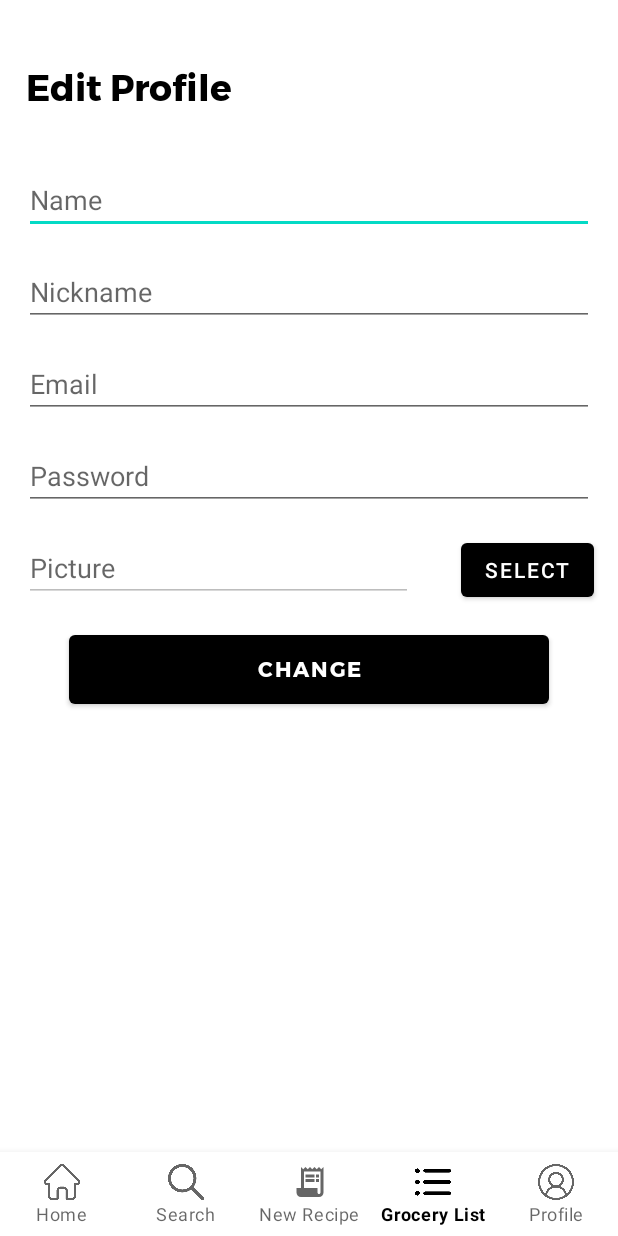
After one commit to AdinHal/Recipe-inator, an Android app: the EditProfileActivity screen opened directly, with no data from a screen before it, on a phone screen of 412 x 824 dp. The commit adds this screen. Run offline under Robolectric (Android 15) with nearby library versions, the phone set to English and light mode, and no system bars; pictures from the network do not load.

Commit message:
Added EditProfileActivity

```diff
--- a/app/src/main/AndroidManifest.xml
+++ b/app/src/main/AndroidManifest.xml
@@ -19,7 +19,7 @@
         <activity android:name=".Activities.HomeActivity"/>
         <activity android:name=".Activities.LoginActivity"/>
         <activity android:name=".Activities.RegisterActivity"/>
-        <activity android:name=".Activities.TimerActivity"/>
+        <activity android:name=".Activities.EditProfileActivity"/>
         <activity android:name=".MainActivity">
             <intent-filter>
                 <action android:name="android.intent.action.MAIN" />
--- /dev/null
+++ b/app/src/main/java/com/example/recipeinator/Activities/EditProfileActivity.java
@@ -0,0 +1,55 @@
+package com.example.recipeinator.Activities;
+
+import android.content.Intent;
+import android.net.Uri;
+import android.os.Bundle;
+import android.widget.Button;
+import android.widget.EditText;
+import android.widget.ImageView;
+
+import androidx.activity.result.ActivityResultLauncher;
+import androidx.activity.result.contract.ActivityResultContracts;
+import androidx.appcompat.app.AppCompatActivity;
+
+import com.example.recipeinator.AppDatabase;
+import com.example.recipeinator.BottomNavbarListener;
+import com.example.recipeinator.R;
+import com.google.android.material.bottomnavigation.BottomNavigationView;
+
+public class EditProfileActivity extends AppCompatActivity {
+    private Uri pictureUri;
+    private ImageView imageView;
+    private EditText pictureName;
+    private final ActivityResultLauncher<Intent> selectImageLauncher = registerForActivityResult(
+            new ActivityResultContracts.StartActivityForResult(),
+            result -> {
+                if (result.getData() != null) {
+                    pictureUri = result.getData().getData();
+                    getContentResolver().takePersistableUriPermission(pictureUri, Intent.FLAG_GRANT_READ_URI_PERMISSION);
+                    pictureName.setText(pictureUri.getLastPathSegment());
+                    runOnUiThread(() -> imageView.setImageURI(result.getData().getData()));
+                }
+            }
+    );
+
+    @Override
+    protected void onCreate(Bundle savedInstanceState) {
+        super.onCreate(savedInstanceState);
+        setContentView(R.layout.activity_edit_profile);
+
+        BottomNavigationView bottomNavbar = findViewById(R.id.bottom_navbar);
+        bottomNavbar.setSelectedItemId(R.id.page_list);
+        bottomNavbar.setOnNavigationItemSelectedListener(new BottomNavbarListener(this));
+
+        imageView = findViewById(R.id.picture_preview);
+        pictureName = findViewById(R.id.recipe_picture);
+        Button selectPicture = findViewById(R.id.select_recipe_picture);
+        selectPicture.setOnClickListener(v -> selectImage());
+    }
+
+    private void selectImage(){
+        Intent intent = new Intent(Intent.ACTION_OPEN_DOCUMENT,
+                android.provider.MediaStore.Images.Media.EXTERNAL_CONTENT_URI);
+        selectImageLauncher.launch(intent);
+    }
+}
--- /dev/null
+++ b/app/src/main/res/layout/activity_edit_profile.xml
@@ -0,0 +1,89 @@
+<?xml version="1.0" encoding="utf-8"?>
+<androidx.constraintlayout.widget.ConstraintLayout xmlns:android="http://schemas.android.com/apk/res/android"
+    android:layout_width="match_parent"
+    android:layout_height="match_parent"
+    xmlns:app="http://schemas.android.com/apk/res-auto">
+    <TextView
+        android:id="@+id/edit_profile_label"
+        android:layout_width="wrap_content"
+        android:layout_height="wrap_content"
+        android:fontFamily="@font/montserrat_bold"
+        android:text="@string/edit_profile"
+        android:textColor="#000000"
+        android:textSize="24sp"
+        android:textStyle="bold"
+        app:layout_constraintBottom_toBottomOf="parent"
+        app:layout_constraintEnd_toEndOf="parent"
+        app:layout_constraintHorizontal_bias="0.062"
+        app:layout_constraintStart_toStartOf="parent"
+        app:layout_constraintTop_toTopOf="parent"
+        app:layout_constraintVertical_bias="0.05" />
+
+    <include
+        android:id="@+id/user_data"
+        layout="@layout/user_data_view"
+        android:layout_width="match_parent"
+        android:layout_height="wrap_content"
+        android:layout_marginTop="16dp"
+        app:layout_constraintTop_toBottomOf="@id/edit_profile_label"
+        app:layout_constraintStart_toStartOf="parent" />
+
+    <ImageView
+        android:id="@+id/picture_preview"
+        android:layout_width="wrap_content"
+        android:adjustViewBounds="true"
+        android:layout_height="60dp"
+        android:layout_marginStart="16dp"
+        android:layout_marginEnd="16dp"
+        app:layout_constraintBottom_toBottomOf="@+id/recipe_picture"
+        app:layout_constraintEnd_toStartOf="@+id/select_recipe_picture"
+        app:layout_constraintStart_toEndOf="@+id/recipe_picture"
+        app:layout_constraintTop_toTopOf="@+id/recipe_picture" />
+
+    <EditText
+        android:id="@+id/recipe_picture"
+        android:layout_width="0dp"
+        android:layout_height="wrap_content"
+        android:layout_marginTop="16dp"
+        android:layout_marginStart="16dp"
+        android:ems="10"
+        android:enabled="false"
+        android:hint="@string/picture"
+        android:inputType="number"
+        app:layout_constraintStart_toStartOf="@+id/user_data"
+        app:layout_constraintTop_toBottomOf="@+id/user_data"
+        app:layout_constraintEnd_toStartOf="@id/picture_preview"/>
+
+    <Button
+        android:id="@+id/select_recipe_picture"
+        android:layout_width="wrap_content"
+        android:layout_height="wrap_content"
+        android:layout_marginEnd="16dp"
+        android:text="@string/select"
+        app:layout_constraintEnd_toEndOf="parent"
+        app:layout_constraintBaseline_toBaselineOf="@+id/recipe_picture"
+        app:layout_constraintStart_toEndOf="@id/picture_preview"/>
+
+    <Button
+        android:id="@+id/edit_button"
+        android:layout_width="320dp"
+        android:layout_height="58dp"
+        android:fontFamily="@font/montserrat_bold"
+        android:text="@string/change"
+        android:layout_marginTop="16dp"
+        app:layout_constraintEnd_toEndOf="parent"
+        app:layout_constraintStart_toStartOf="parent"
+        app:layout_constraintTop_toBottomOf="@+id/recipe_picture" />
+
+
+    <com.google.android.material.bottomnavigation.BottomNavigationView
+        android:id="@+id/bottom_navbar"
+        android:layout_width="match_parent"
+        android:layout_height="wrap_content"
+        app:labelVisibilityMode="labeled"
+        app:layout_constraintEnd_toEndOf="parent"
+        app:layout_constraintStart_toStartOf="parent"
+        app:layout_constraintBottom_toBottomOf="parent"
+        app:menu="@menu/bottom_nav_menu" />
+
+</androidx.constraintlayout.widget.ConstraintLayout>
--- /dev/null
+++ b/app/src/main/res/layout/user_data_view.xml
@@ -0,0 +1,53 @@
+<?xml version="1.0" encoding="utf-8"?>
+<androidx.constraintlayout.widget.ConstraintLayout xmlns:android="http://schemas.android.com/apk/res/android"
+    android:layout_width="match_parent"
+    android:layout_height="wrap_content"
+    xmlns:app="http://schemas.android.com/apk/res-auto">
+    <EditText
+        android:id="@+id/register_name"
+        android:layout_width="0dp"
+        android:layout_height="wrap_content"
+        android:layout_marginHorizontal="16dp"
+        android:layout_marginTop="16dp"
+        android:hint="@string/name"
+        android:inputType="textPersonName"
+        app:layout_constraintTop_toTopOf="parent"
+        app:layout_constraintEnd_toEndOf="parent"
+        app:layout_constraintStart_toStartOf="parent" />
+
+    <EditText
+        android:id="@+id/register_nickname"
+        android:layout_width="0dp"
+        android:layout_height="wrap_content"
+        android:layout_marginHorizontal="16dp"
+        android:layout_marginTop="16dp"
+        android:hint="@string/nickname"
+        android:inputType="text"
+        app:layout_constraintTop_toBottomOf="@id/register_name"
+        app:layout_constraintEnd_toEndOf="parent"
+        app:layout_constraintStart_toStartOf="parent" />
+
+    <EditText
+        android:id="@+id/register_email"
+        android:layout_width="0dp"
+        android:layout_height="wrap_content"
+        android:layout_marginHorizontal="16dp"
+        android:layout_marginTop="16dp"
+        android:hint="@string/email"
+        android:inputType="textEmailAddress"
+        app:layout_constraintTop_toBottomOf="@id/register_nickname"
+        app:layout_constraintEnd_toEndOf="parent"
+        app:layout_constraintStart_toStartOf="parent" />
+
+    <EditText
+        android:id="@+id/register_password"
+        android:layout_width="0dp"
+        android:layout_height="wrap_content"
+        android:layout_marginHorizontal="16dp"
+        android:layout_marginTop="16dp"
+        android:hint="@string/password"
+        android:inputType="textPassword"
+        app:layout_constraintEnd_toEndOf="parent"
+        app:layout_constraintTop_toBottomOf="@id/register_email"
+        app:layout_constraintStart_toStartOf="parent" />
+</androidx.constraintlayout.widget.ConstraintLayout>
--- a/app/src/main/res/values/strings.xml
+++ b/app/src/main/res/values/strings.xml
@@ -66,4 +66,6 @@
     <string name="all">ALL</string>
     <string name="any">ANY</string>
     <string name="ingredients_list">Ingredient1, Ingredient2, …</string>
+    <string name="edit_profile">Edit Profile</string>
+    <string name="change">Change</string>
 </resources>
```
Also changed, not shown: app/src/main/java/com/example/recipeinator/Activities/ProfileActivity.java (+9 -8 lines), app/src/main/res/drawable/ic_baseline_edit_24.xml (added, +10 -0 lines), app/src/main/res/layout/activity_profile.xml (+11 -0 lines), app/src/main/res/layout/activity_register.xml (+7 -47 lines).
